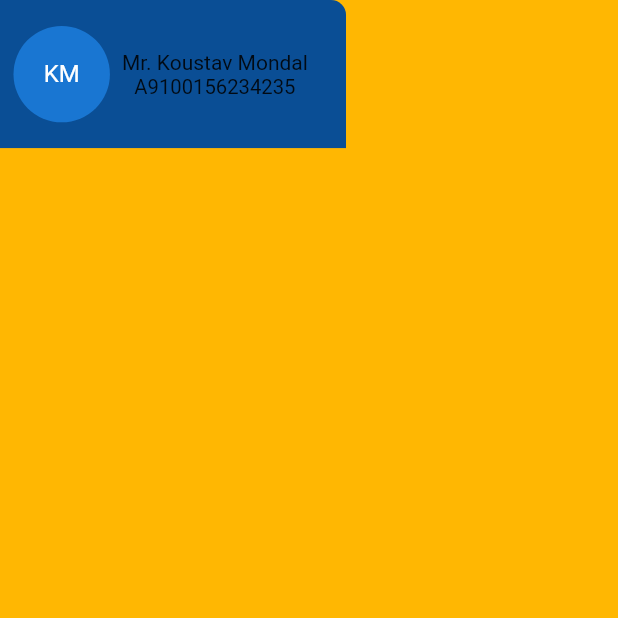
After one commit to XxThunderBlastxX/amizone_app, a Flutter app: the DrawerBody screen opened directly, on a phone screen of 412 x 824 dp, the top half of it. The commit adds this screen. Run offline on Flutter 3.47's test engine with Material 2 defaults, Android fonts, the phone set to English and light mode, and no system bars; our stand-ins replace flutter_zoom_drawer.

Commit message:
added drawerItems

```diff
--- /dev/null
+++ b/lib/screens/drawer/widgets/drawer_body.dart
@@ -0,0 +1,26 @@
+import 'package:flutter/material.dart';
+
+import '../../../constants/constants.dart';
+import 'drawer_name_plate.dart';
+
+class DrawerBody extends StatelessWidget {
+  const DrawerBody({Key? key}) : super(key: key);
+
+  @override
+  Widget build(BuildContext context) {
+    Size size = MediaQuery.of(context).size;
+    return Scaffold(
+      backgroundColor: kPrimaryColor,
+      body: SafeArea(
+        child: Column(
+          mainAxisAlignment: MainAxisAlignment.start,
+          crossAxisAlignment: CrossAxisAlignment.center,
+          children: [
+            const DrawerNamePlate(),
+            // ListView.builder(itemBuilder: itemBuilder,itemCount: ,)
+          ],
+        ),
+      ),
+    );
+  }
+}
--- /dev/null
+++ b/lib/screens/drawer/widgets/drawer_name_plate.dart
@@ -0,0 +1,54 @@
+import 'package:flutter/material.dart';
+
+import '../../../constants/constants.dart';
+
+class DrawerNamePlate extends StatelessWidget {
+  const DrawerNamePlate({
+    Key? key,
+  }) : super(key: key);
+
+  @override
+  Widget build(BuildContext context) {
+    Size size = MediaQuery.of(context).size;
+    return ClipRRect(
+      borderRadius: const BorderRadius.only(topRight: Radius.circular(10)),
+      child: Container(
+        padding: const EdgeInsets.all(9.0),
+        color: kSecondaryColor,
+        width: size.width * 0.56,
+        height: size.height * 0.12,
+        child: Row(
+          children: [
+            CircleAvatar(
+              maxRadius: size.width * 0.078,
+              minRadius: size.width * 0.065,
+              child: const Text('KM'),
+            ),
+            const SizedBox(
+              width: 8.0,
+            ),
+            Column(
+              mainAxisAlignment: MainAxisAlignment.center,
+              children: const [
+                FittedBox(
+                  fit: BoxFit.scaleDown,
+                  child: Text(
+                    'Mr. Koustav Mondal',
+                    style: TextStyle(fontSize: 14),
+                  ),
+                ),
+                FittedBox(
+                  fit: BoxFit.scaleDown,
+                  child: Text(
+                    'A9100156234235',
+                    style: TextStyle(fontSize: 13.5),
+                  ),
+                ),
+              ],
+            ),
+          ],
+        ),
+      ),
+    );
+  }
+}
--- a/lib/screens/home/home_screen.dart
+++ b/lib/screens/home/home_screen.dart
@@ -19,7 +19,7 @@ class HomeScreen extends StatelessWidget {
         backgroundColor: kSecondaryColor,
         leading: IconButton(
           onPressed: () => drawerController.toggle!(),
-          icon: const Icon(Icons.menu),
+          icon: const Icon(Icons.subject),
         ),
       ),
       body: Column(
--- a/pubspec.yaml
+++ b/pubspec.yaml
@@ -32,6 +32,7 @@ dependencies:
   cupertino_icons: ^1.0.2
   font_awesome_flutter: ^9.2.0
   flutter_zoom_drawer: ^2.3.1
+  auto_size_text: ^3.0.0
 
 dev_dependencies:
   flutter_test:
```
Also changed, not shown: lib/data/drawer_items.dart (+30 -0 lines), lib/model/drawer_item.dart (+4 -3 lines), lib/screens/drawer/drawer_screen.dart (+2 -7 lines), pubspec.lock.
